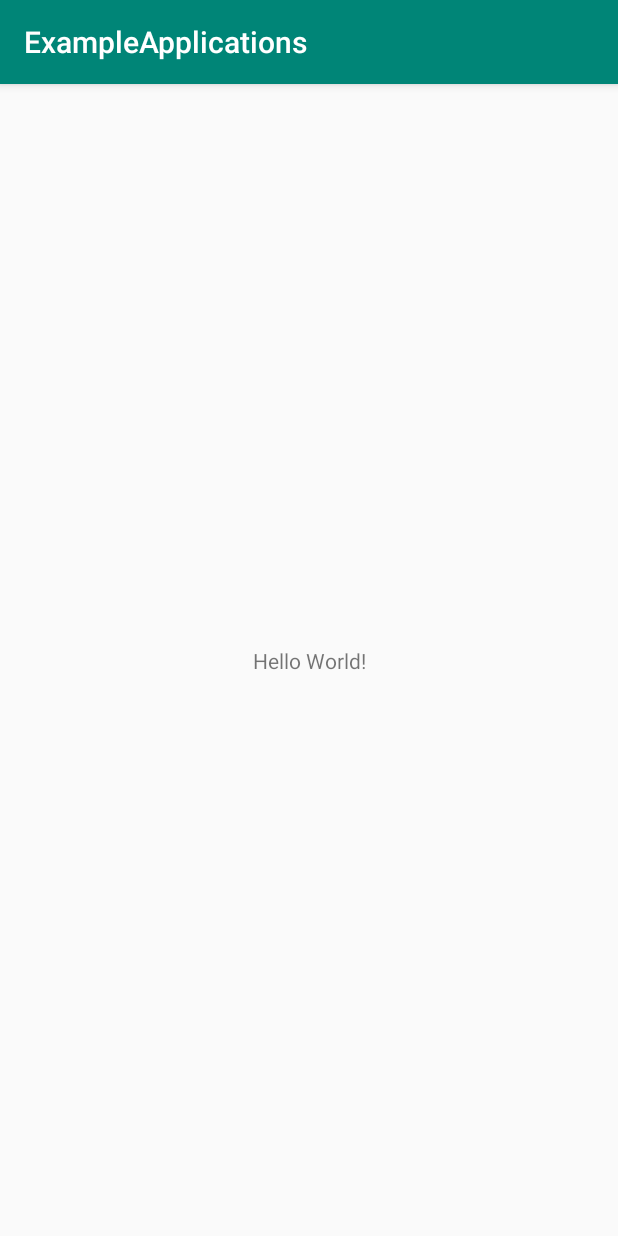
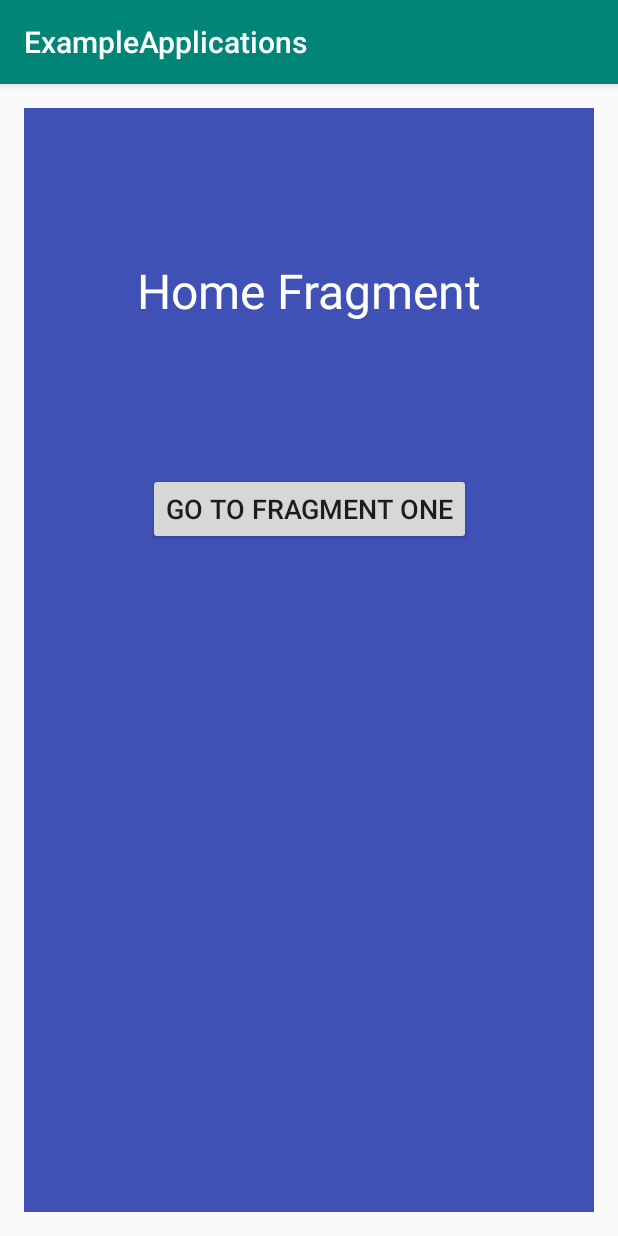
Before and after one commit to arpitparmar5739/android_examples, an Android app: the screen it shows after launch (MainActivity), on a phone screen of 412 x 824 dp. Run offline under Robolectric (Android 15) with nearby library versions, the phone set to English and light mode, and no system bars.

Commit message:
Implemented basic navigation, HomeFragment -> FirstFragment -> SecondFragment.

```diff
--- a/app/build.gradle
+++ b/app/build.gradle
@@ -23,6 +23,7 @@ dependencies {
     implementation fileTree(dir: 'libs', include: ['*.jar'])
     implementation 'androidx.appcompat:appcompat:1.0.2'
     implementation 'androidx.constraintlayout:constraintlayout:1.1.3'
+    implementation 'androidx.legacy:legacy-support-v4:1.0.0'
     testImplementation 'junit:junit:4.12'
     androidTestImplementation 'androidx.test.ext:junit:1.1.0'
     androidTestImplementation 'androidx.test.espresso:espresso-core:3.1.1'
--- /dev/null
+++ b/app/src/main/java/com/example/exampleapplications/HomeFragment.java
@@ -0,0 +1,42 @@
+package com.example.exampleapplications;
+
+
+import android.os.Bundle;
+
+import androidx.fragment.app.Fragment;
+
+import android.view.LayoutInflater;
+import android.view.View;
+import android.view.ViewGroup;
+import android.widget.Button;
+
+
+/**
+ * A simple {@link Fragment} subclass.
+ */
+public class HomeFragment extends Fragment {
+    Button button;
+
+    public HomeFragment() {
+        // Required empty public constructor
+    }
+
+
+    @Override
+    public View onCreateView(LayoutInflater inflater, ViewGroup container,
+                             Bundle savedInstanceState) {
+        View view = inflater.inflate(R.layout.fragment_home, container, false);
+
+        button = view.findViewById(R.id.button);
+        button.setOnClickListener(new View.OnClickListener() {
+            @Override
+            public void onClick(View v) {
+                MainActivity.fm.beginTransaction().replace(R.id.fragment_container, new FirstFragment()).commit();
+            }
+        });
+
+        // Inflate the layout for this fragment
+        return view;
+    }
+
+}
--- a/app/src/main/java/com/example/exampleapplications/MainActivity.java
+++ b/app/src/main/java/com/example/exampleapplications/MainActivity.java
@@ -1,14 +1,23 @@
 package com.example.exampleapplications;
 
 import androidx.appcompat.app.AppCompatActivity;
+import androidx.fragment.app.FragmentManager;
+import androidx.fragment.app.FragmentTransaction;
 
 import android.os.Bundle;
+import android.view.View;
 
 public class MainActivity extends AppCompatActivity {
+    public static FragmentManager fm;
 
     @Override
     protected void onCreate(Bundle savedInstanceState) {
         super.onCreate(savedInstanceState);
         setContentView(R.layout.activity_main);
+
+        fm = getSupportFragmentManager();
+        FragmentTransaction ft = fm.beginTransaction();
+        ft.add(R.id.fragment_container, new HomeFragment(), null);
+        ft.commit();
     }
 }
--- a/app/src/main/res/layout/activity_main.xml
+++ b/app/src/main/res/layout/activity_main.xml
@@ -6,13 +6,21 @@
     android:layout_height="match_parent"
     tools:context=".MainActivity">
 
-    <TextView
-        android:layout_width="wrap_content"
-        android:layout_height="wrap_content"
-        android:text="Hello World!"
+
+    <androidx.constraintlayout.widget.ConstraintLayout
+        android:id="@+id/fragment_container"
+        android:layout_width="0dp"
+        android:layout_height="0dp"
+        android:layout_marginStart="16dp"
+        android:layout_marginLeft="16dp"
+        android:layout_marginTop="16dp"
+        android:layout_marginEnd="16dp"
+        android:layout_marginRight="16dp"
+        android:layout_marginBottom="16dp"
         app:layout_constraintBottom_toBottomOf="parent"
-        app:layout_constraintLeft_toLeftOf="parent"
-        app:layout_constraintRight_toRightOf="parent"
-        app:layout_constraintTop_toTopOf="parent" />
+        app:layout_constraintEnd_toEndOf="parent"
+        app:layout_constraintStart_toStartOf="parent"
+        app:layout_constraintTop_toTopOf="parent">
 
+    </androidx.constraintlayout.widget.ConstraintLayout>
 </androidx.constraintlayout.widget.ConstraintLayout>
--- /dev/null
+++ b/app/src/main/res/layout/fragment_home.xml
@@ -0,0 +1,35 @@
+<?xml version="1.0" encoding="utf-8"?>
+<androidx.constraintlayout.widget.ConstraintLayout xmlns:android="http://schemas.android.com/apk/res/android"
+    xmlns:app="http://schemas.android.com/apk/res-auto"
+    xmlns:tools="http://schemas.android.com/tools"
+    android:layout_width="match_parent"
+    android:layout_height="match_parent"
+    android:background="#3F51B5"
+    tools:context=".HomeFragment">
+
+    <!-- TODO: Update blank fragment layout -->
+
+    <TextView
+        android:id="@+id/textView"
+        android:layout_width="wrap_content"
+        android:layout_height="wrap_content"
+        android:layout_marginTop="100dp"
+        android:text="Home Fragment"
+        android:textColor="#FFFFFF"
+        android:textSize="32sp"
+        app:layout_constraintEnd_toEndOf="parent"
+        app:layout_constraintStart_toStartOf="parent"
+        app:layout_constraintTop_toTopOf="parent" />
+
+    <Button
+        android:id="@+id/button"
+        android:layout_width="wrap_content"
+        android:layout_height="wrap_content"
+        android:layout_marginTop="100dp"
+        android:text="Go to Fragment One"
+        android:textSize="18sp"
+        app:layout_constraintEnd_toEndOf="parent"
+        app:layout_constraintStart_toStartOf="parent"
+        app:layout_constraintTop_toBottomOf="@+id/textView" />
+
+</androidx.constraintlayout.widget.ConstraintLayout>
--- a/app/src/main/res/values/strings.xml
+++ b/app/src/main/res/values/strings.xml
@@ -1,3 +1,6 @@
 <resources>
     <string name="app_name">ExampleApplications</string>
+
+    <!-- TODO: Remove or change this placeholder text -->
+    <string name="hello_blank_fragment">Hello blank fragment</string>
 </resources>
--- a/build.gradle
+++ b/build.gradle
@@ -7,7 +7,7 @@ buildscript {
 
     }
     dependencies {
-        classpath 'com.android.tools.build:gradle:3.5.1'
+        classpath 'com.android.tools.build:gradle:3.5.2'
 
         // NOTE: Do not place your application dependencies here; they belong
         // in the individual module build.gradle files
```
Also changed, not shown: app/src/main/java/com/example/exampleapplications/FirstFragment.java (added, +41 -0 lines), app/src/main/java/com/example/exampleapplications/SecondFragment.java (added, +31 -0 lines), app/src/main/res/layout/fragment_first.xml (added, +32 -0 lines), app/src/main/res/layout/fragment_second.xml (added, +22 -0 lines).
